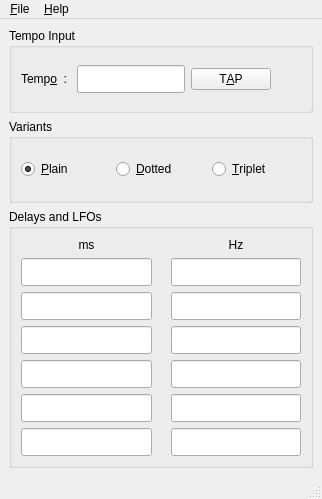
Before: the Qt Designer form src/gui/forms/qrestmainwindow.ui in deufrai/Qrest, drawn with Qt 5.
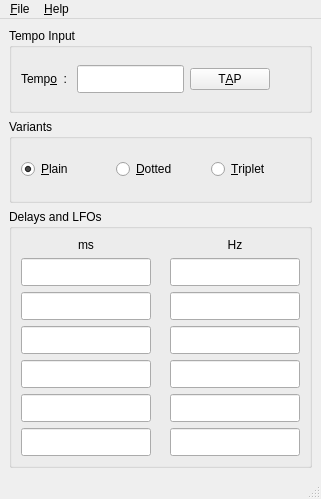
After: the same form once the commit is applied. Icons and pictures are not drawn.

Commit message: Main window is now narrower

Patch:
```diff
--- a/src/gui/forms/qrestmainwindow.ui
+++ b/src/gui/forms/qrestmainwindow.ui
@@ -5,7 +5,7 @@
    <rect>
     <x>0</x>
     <y>0</y>
-    <width>322</width>
+    <width>321</width>
     <height>499</height>
    </rect>
   </property>
@@ -29,14 +29,6 @@
     <normaloff>:/icons/pix/qresticon.png</normaloff>:/icons/pix/qresticon.png</iconset>
   </property>
   <widget class="QWidget" name="centralwidget" >
-   <property name="geometry" >
-    <rect>
-     <x>0</x>
-     <y>26</y>
-     <width>322</width>
-     <height>450</height>
-    </rect>
-   </property>
    <layout class="QGridLayout" name="gridLayout_4" >
     <item row="0" column="0" >
      <widget class="QGroupBox" name="groupBox" >
@@ -58,7 +50,7 @@
         <widget class="QLineEdit" name="tempoEdit" >
          <property name="minimumSize" >
           <size>
-           <width>60</width>
+           <width>40</width>
            <height>28</height>
           </size>
          </property>
@@ -104,8 +96,8 @@
       <property name="title" >
        <string>Variants</string>
       </property>
-      <layout class="QGridLayout" >
-       <item row="0" column="0" >
+      <layout class="QHBoxLayout" name="horizontalLayout" >
+       <item>
         <widget class="QRadioButton" name="plainRadio" >
          <property name="text" >
           <string>&amp;Plain</string>
@@ -115,14 +107,14 @@
          </property>
         </widget>
        </item>
-       <item row="0" column="1" >
+       <item>
         <widget class="QRadioButton" name="dottedRadio" >
          <property name="text" >
           <string>&amp;Dotted</string>
          </property>
         </widget>
        </item>
-       <item row="0" column="2" >
+       <item>
         <widget class="QRadioButton" name="tripletRadio" >
          <property name="text" >
           <string>&amp;Triplet</string>
@@ -164,7 +156,7 @@
           <widget class="QLineEdit" name="wholePeriodEdit" >
            <property name="minimumSize" >
             <size>
-             <width>60</width>
+             <width>40</width>
              <height>28</height>
             </size>
            </property>
@@ -205,7 +197,7 @@
            </property>
            <property name="minimumSize" >
             <size>
-             <width>60</width>
+             <width>40</width>
              <height>28</height>
             </size>
            </property>
@@ -224,7 +216,7 @@
           <widget class="QLineEdit" name="halfPeriodEdit" >
            <property name="minimumSize" >
             <size>
-             <width>60</width>
+             <width>40</width>
              <height>28</height>
             </size>
            </property>
@@ -259,7 +251,7 @@
           <widget class="QLineEdit" name="halfLfoEdit" >
            <property name="minimumSize" >
             <size>
-             <width>60</width>
+             <width>40</width>
              <height>28</height>
             </size>
            </property>
@@ -278,7 +270,7 @@
           <widget class="QLineEdit" name="quarterPeriodEdit" >
            <property name="minimumSize" >
             <size>
-             <width>60</width>
+             <width>40</width>
              <height>28</height>
             </size>
            </property>
@@ -313,7 +305,7 @@
           <widget class="QLineEdit" name="quarterLfoEdit" >
            <property name="minimumSize" >
             <size>
-             <width>60</width>
+             <width>40</width>
              <height>28</height>
             </size>
            </property>
@@ -332,7 +324,7 @@
           <widget class="QLineEdit" name="eighthPeriodEdit" >
            <property name="minimumSize" >
             <size>
-             <width>60</width>
+             <width>40</width>
              <height>28</height>
             </size>
            </property>
@@ -367,7 +359,7 @@
           <widget class="QLineEdit" name="eighthLfoEdit" >
            <property name="minimumSize" >
             <size>
-             <width>60</width>
+             <width>40</width>
              <height>28</height>
             </size>
            </property>
@@ -386,7 +378,7 @@
           <widget class="QLineEdit" name="sixteenthPeriodEdit" >
            <property name="minimumSize" >
             <size>
-             <width>60</width>
+             <width>40</width>
              <height>28</height>
             </size>
            </property>
@@ -421,7 +413,7 @@
           <widget class="QLineEdit" name="sixteenthLfoEdit" >
            <property name="minimumSize" >
             <size>
-             <width>60</width>
+             <width>40</width>
              <height>28</height>
             </size>
            </property>
@@ -440,7 +432,7 @@
           <widget class="QLineEdit" name="thirtySecondPeriodEdit" >
            <property name="minimumSize" >
             <size>
-             <width>60</width>
+             <width>40</width>
              <height>28</height>
             </size>
            </property>
@@ -475,7 +467,7 @@
           <widget class="QLineEdit" name="thirtySecondLfoEdit" >
            <property name="minimumSize" >
             <size>
-             <width>60</width>
+             <width>40</width>
              <height>28</height>
             </size>
            </property>
@@ -502,8 +494,8 @@
     <rect>
      <x>0</x>
      <y>0</y>
-     <width>322</width>
-     <height>26</height>
+     <width>321</width>
+     <height>19</height>
     </rect>
    </property>
    <widget class="QMenu" name="menuHelp" >
@@ -522,16 +514,7 @@
    <addaction name="menuFile" />
    <addaction name="menuHelp" />
   </widget>
-  <widget class="QStatusBar" name="statusbar" >
-   <property name="geometry" >
-    <rect>
-     <x>0</x>
-     <y>476</y>
-     <width>322</width>
-     <height>23</height>
-    </rect>
-   </property>
-  </widget>
+  <widget class="QStatusBar" name="statusbar" />
   <action name="actionQuit" >
    <property name="icon" >
     <iconset resource="../../../resources/pixmaps.qrc" >
```
Left out of the diff: 1 changed line with no effect on the pictures.
